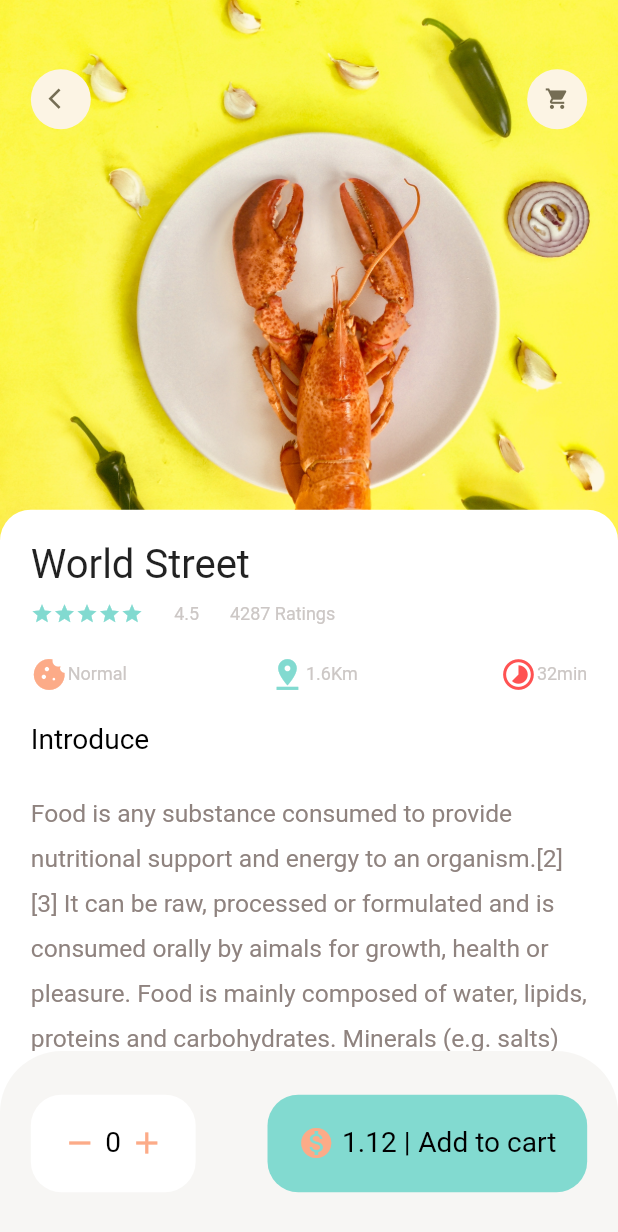
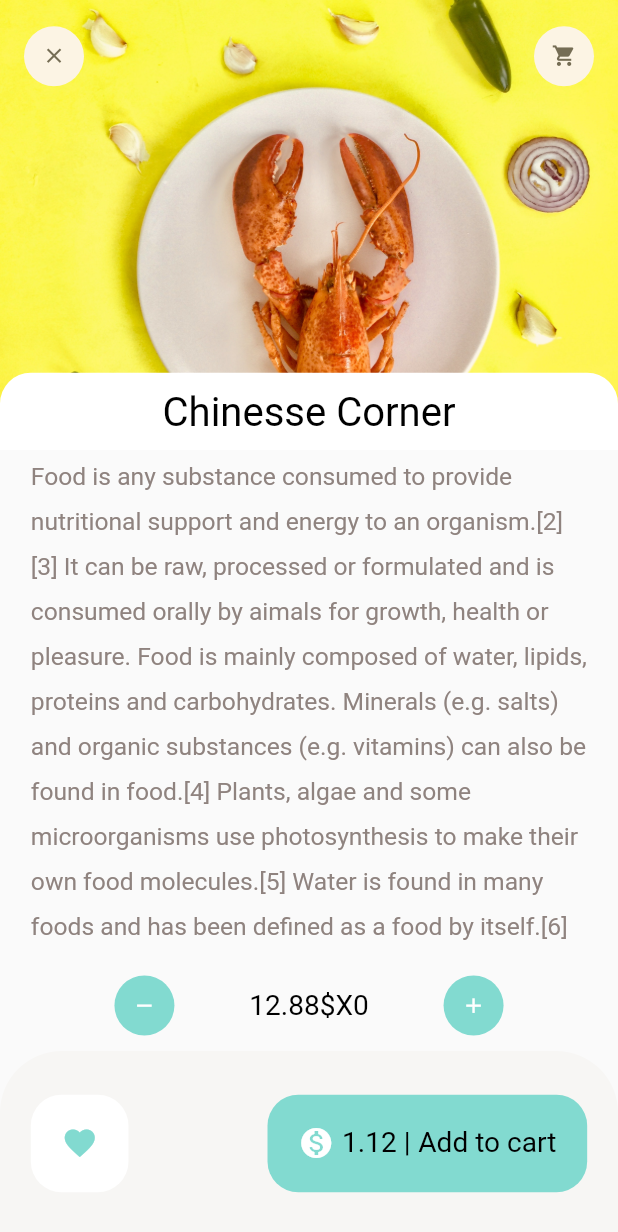
Before and after one commit to mohit-52/Flutter-E-commerce-app, a Flutter app: the screen it shows after launch, after a tap on "Show more", on a phone screen of 412 x 824 dp. Shown: the top 1232 px of the screen. Run offline on Flutter 3.47's test engine with Material 2 defaults, Android fonts, the phone set to English and light mode, and no system bars; our stand-ins replace dots_indicator, get, google_fonts, smooth_page_indicator.

Commit message:
Recommended Food File added in food folder

```diff
--- /dev/null
+++ b/lib/gymmi_main_home.dart
@@ -0,0 +1,67 @@
+import 'package:flutter/cupertino.dart';
+import 'package:flutter/material.dart';
+import 'package:food_delivery/utils/image_strings.dart';
+
+class GymmiHomeScreen extends StatelessWidget {
+  const GymmiHomeScreen({Key? key}) : super(key: key);
+
+  @override
+  Widget build(BuildContext context) {
+    return SafeArea(
+      child: Scaffold(
+        backgroundColor: Colors.black87,
+        appBar: AppBar(
+          backgroundColor: Colors.black87,
+          leading: Icon(Icons.menu),
+          title: Image.asset(logo),
+          actions: [Icon(Icons.notifications)],
+        ),
+        body: Padding(
+          padding: const EdgeInsets.all(15.0),
+          child: Container(
+            height: 60,
+            decoration: BoxDecoration(
+              color: Colors.white.withOpacity(0.88),
+              // color: Color.fromARGB(100, 221, 221, 221),
+              borderRadius: BorderRadius.circular(15),
+            ),
+            child: Row(
+              children: [
+                Padding(
+                  padding: const EdgeInsets.all(8.0),
+                  child: Icon(
+                    Icons.search_outlined,
+                    size: 30,
+                  ),
+                ),
+                Expanded(
+                  child: Padding(
+                    padding: const EdgeInsets.symmetric(horizontal: 10.0),
+                    child: TextField(
+                      textAlign: TextAlign.left,
+                      decoration: new InputDecoration.collapsed(
+                        hintText: "Search Gym Near Me".toUpperCase(),
+                      ),
+                    ),
+                  ),
+                ),
+                Container(
+                  margin: EdgeInsets.only(top: 15, bottom: 15),
+                  width: 2,
+                  color: Colors.black26,
+                ),
+                Padding(
+                  padding: const EdgeInsets.all(8.0),
+                  child: Icon(
+                    Icons.filter_list_sharp,
+                    size: 30,
+                  ),
+                ),
+              ],
+            ),
+          ),
+        ),
+      ),
+    );
+  }
+}
--- a/lib/main.dart
+++ b/lib/main.dart
@@ -1,5 +1,6 @@
 import 'package:flutter/material.dart';
 import 'package:food_delivery/pages/food/popular_food_detail.dart';
+import 'package:food_delivery/pages/food/recommended_food_detail.dart';
 import 'package:food_delivery/pages/home/main_food_page.dart';
 import 'package:get/get_navigation/src/root/get_material_app.dart';
 
@@ -16,7 +17,7 @@ class MyApp extends StatelessWidget {
     return GetMaterialApp(
       debugShowCheckedModeBanner: false,
       title: 'Flutter Demo',
-      home: PopularFoodDetail(),
+      home: RecommendedFoodDetail(),
     );
   }
 }
--- /dev/null
+++ b/lib/pages/food/recommended_food_detail.dart
@@ -0,0 +1,154 @@
+import 'package:flutter/cupertino.dart';
+import 'package:flutter/material.dart';
+import 'package:food_delivery/common_widgets/app_icon.dart';
+import 'package:food_delivery/common_widgets/big_text.dart';
+import 'package:food_delivery/utils/colors.dart';
+import 'package:food_delivery/utils/dimensions.dart';
+import 'package:food_delivery/utils/image_strings.dart';
+
+import '../../common_widgets/expandable_text_widget.dart';
+
+class RecommendedFoodDetail extends StatelessWidget {
+  const RecommendedFoodDetail({Key? key}) : super(key: key);
+
+  @override
+  Widget build(BuildContext context) {
+    return Scaffold(
+      body: CustomScrollView(
+        slivers: [
+          SliverAppBar(
+            toolbarHeight: 75,
+            title: Row(
+              mainAxisAlignment: MainAxisAlignment.spaceBetween,
+              children: [
+                AppIcon(icon: Icons.clear),
+                AppIcon(icon: Icons.shopping_cart),
+              ],
+            ),
+            bottom: PreferredSize(
+              preferredSize: Size.fromHeight(Dimensions.height20),
+              child: Container(
+                  width: double.maxFinite,
+                  decoration: BoxDecoration(
+                      color: Colors.white,
+                      borderRadius: BorderRadius.only(
+                        topLeft: Radius.circular(Dimensions.radius20),
+                        topRight: Radius.circular(Dimensions.radius20),
+                      )),
+                  padding: EdgeInsets.only(
+                      top: Dimensions.height10, bottom: Dimensions.height10),
+                  child: Center(
+                      child: BigText(
+                          size: Dimensions.font26, text: "Chinesse Corner"))),
+            ),
+            pinned: true,
+            backgroundColor: Colors.yellowAccent,
+            expandedHeight: 300,
+            flexibleSpace: FlexibleSpaceBar(
+              background: Image.asset(
+                foodImage1,
+                fit: BoxFit.cover,
+                width: double.maxFinite,
+              ),
+            ),
+          ),
+          SliverToBoxAdapter(
+            child: Column(
+              children: [
+                Container(
+                  margin: EdgeInsets.only(
+                      left: Dimensions.width20, right: Dimensions.width20),
+                  child: ExpandableTextWidget(
+                      text:
+                          "Food is any substance consumed to provide nutritional support and energy to an organism.[2][3] It can be raw, processed or formulated and is consumed orally by animals for growth, health or pleasure. Food is mainly composed of water, lipids, proteins and carbohydrates. Minerals (e.g. salts) and organic substances (e.g. vitamins) can also be found in food.[4] Plants, algae and some microorganisms use photosynthesis to make their own food molecules.[5] Water is found in many foods and has been defined as a food by itself.[6] Water and fiber have low energy densities, or calories, while fat is the most energy dense component.[3] Some inorganic (non-food) elements are also essential for "
+                          "plant and animalfunctioning.Food is any substance consumed to provide nutritional support and energy to an organism.[2][3] It can be raw, processed or formulated and is consumed orally by animals for growth, health or pleasure. Food is mainly composed of water, lipids, proteins and carbohydrates. Minerals (e.g. salts) and organic substances (e.g. vitamins) can also be found in food.[4] Plants, algae and some microorganisms use photosynthesis to make their own food molecules.[5] Water is found in many foods and has been defined as a food by itself.[6] Water and fiber have low energy densities, or calories, while fat is the most energy dense component.[3] Some inorganic (non-food) elements are also essential for plant and animal "
+                          "functioning.Food is any substance consumed to provide nutritional support and energy to an organism.[2][3] It can be raw, processed or formulated and is consumed orally by animals for growth, health or pleasure. Food is mainly composed of water, lipids, proteins and carbohydrates. Minerals (e.g. salts) and organic substances (e.g. vitamins) can also be found in food.[4] Plants, algae and some microorganisms use photosynthesis to make their own food molecules.[5] Water is found in many foods and has been defined as a food by itself.[6] Water and fiber have low energy densities, or calories, while fat is the most energy dense component.[3] Some inorganic (non-food) elements are also essential for plant and animal "
+                          "functioning Food is any substance consumed to provide nutritional support and energy to an organism.[2][3] It can be raw, processed or formulated and is consumed orally by animals for growth, health or pleasure. Food is mainly composed of water, lipids, proteins and carbohydrates. Minerals (e.g. salts) and organic substances (e.g. vitamins) can also be found in food.[4] Plants, algae and some microorganisms use photosynthesis to make their own food molecules.[5] Water is found in many foods and has been defined as a food by itself.[6] Water and fiber have low energy densities, or calories, while fat is the most energy dense component.[3] Some inorganic (non-food) elements are also essential for plant and animal "
+                          "functioning."),
+                ),
+              ],
+            ),
+          )
+        ],
+      ),
+      bottomNavigationBar: Column(
+        mainAxisSize: MainAxisSize.min,
+        children: [
+          Container(
+            padding: EdgeInsets.only(
+              left: Dimensions.width20*2.5,
+              right: Dimensions.width20*2.5,
+              top: Dimensions.height10,
+              bottom: Dimensions.height10,
+            ),
+            child: Row(
+              mainAxisAlignment: MainAxisAlignment.spaceAround,
+              children: [
+                AppIcon(icon: Icons.remove, backgroundColor: AppColors.mainColor, iconColor: Colors.white,),
+                BigText(text: "12.88\$" + "X" + "0"),
+                AppIcon(icon: Icons.add, backgroundColor: AppColors.mainColor,iconColor: Colors.white,),
+              ],
+            ),
+          ),
+          Container(
+            height: Dimensions.bottomHeightBar,
+            padding: EdgeInsets.only(
+                top: Dimensions.height20,
+                bottom: Dimensions.height20,
+                left: Dimensions.width20,
+                right: Dimensions.width20),
+            decoration: BoxDecoration(
+                borderRadius: BorderRadius.only(
+                  topRight: Radius.circular(Dimensions.radius20 * 2),
+                  topLeft: Radius.circular(Dimensions.radius20 * 2),
+                ),
+                color: AppColors.buttonBackgroundColor),
+            child: Row(
+              mainAxisAlignment: MainAxisAlignment.spaceBetween,
+              children: [
+                Container(
+                  padding: EdgeInsets.all(Dimensions.height20),
+                  decoration: BoxDecoration(
+                      borderRadius: BorderRadius.circular(Dimensions.radius20),
+                      color: Colors.white),
+                  child: Row(
+                    mainAxisAlignment: MainAxisAlignment.spaceBetween,
+                    children: [
+                      Icon(
+                        Icons.favorite,
+                        color: AppColors.mainColor,
+                      ),
+                    ],
+                  ),
+                ),
+                Container(
+                  padding: EdgeInsets.all(Dimensions.height20),
+                  decoration: BoxDecoration(
+                      borderRadius: BorderRadius.circular(Dimensions.radius20),
+                      color: AppColors.mainColor),
+                  child: Row(
+                    mainAxisAlignment: MainAxisAlignment.spaceBetween,
+                    children: [
+                      Icon(
+                        Icons.monetization_on,
+                        color: Colors.white,
+                      ),
+                      SizedBox(
+                        width: Dimensions.width10 / 2,
+                      ),
+                      BigText(text: '1.12 |'),
+                      SizedBox(
+                        width: Dimensions.width10 / 2,
+                      ),
+                      BigText(text: "Add to cart")
+                    ],
+                  ),
+                ),
+              ],
+            ),
+          ),
+        ],
+      ),
+    );
+  }
+}
--- a/lib/utils/image_strings.dart
+++ b/lib/utils/image_strings.dart
@@ -1 +1,2 @@
 const String foodImage1 = "assets/images/food02.jpg";
+const String logo = "assets/images/logo.png";
```
Also changed, not shown: assets/images/logo.png (added).
